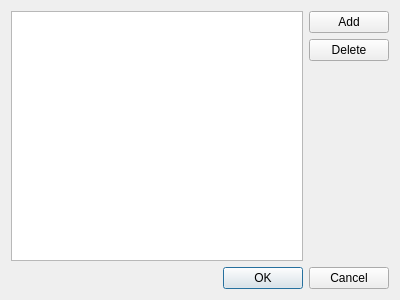
The window that neurolabi/gui/dialogs/stringlistdialog.ui (janelia-flyem/NeuTu) describes before a commit, drawn with Qt 5.
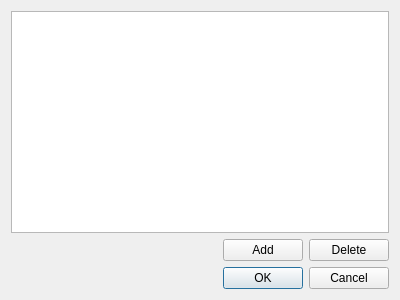
The same window after the commit. Icons and pictures are not drawn.

```diff
--- a/neurolabi/gui/dialogs/stringlistdialog.ui
+++ b/neurolabi/gui/dialogs/stringlistdialog.ui
@@ -13,14 +13,29 @@
   <property name="windowTitle">
    <string>Dialog</string>
   </property>
-  <layout class="QVBoxLayout" name="verticalLayout_2">
+  <layout class="QVBoxLayout" name="verticalLayout">
    <item>
     <layout class="QHBoxLayout" name="horizontalLayout">
      <item>
       <widget class="QListView" name="listView"/>
      </item>
+    </layout>
+   </item>
      <item>
-      <layout class="QVBoxLayout" name="verticalLayout">
+    <layout class="QHBoxLayout" name="horizontalLayout_2">
+     <item>
+      <spacer name="horizontalSpacer">
+       <property name="orientation">
+        <enum>Qt::Horizontal</enum>
+       </property>
+       <property name="sizeHint" stdset="0">
+        <size>
+         <width>40</width>
+         <height>20</height>
+        </size>
+       </property>
+      </spacer>
+     </item>
        <item>
         <widget class="QPushButton" name="addPushButton">
          <property name="text">
@@ -42,21 +57,6 @@
            <normaloff>:/images/delete.png</normaloff>:/images/delete.png</iconset>
          </property>
         </widget>
-       </item>
-       <item>
-        <spacer name="verticalSpacer">
-         <property name="orientation">
-          <enum>Qt::Vertical</enum>
-         </property>
-         <property name="sizeHint" stdset="0">
-          <size>
-           <width>20</width>
-           <height>40</height>
-          </size>
-         </property>
-        </spacer>
-       </item>
-      </layout>
      </item>
     </layout>
    </item>
```
Lines whose indentation alone changed are shown as unchanged.
